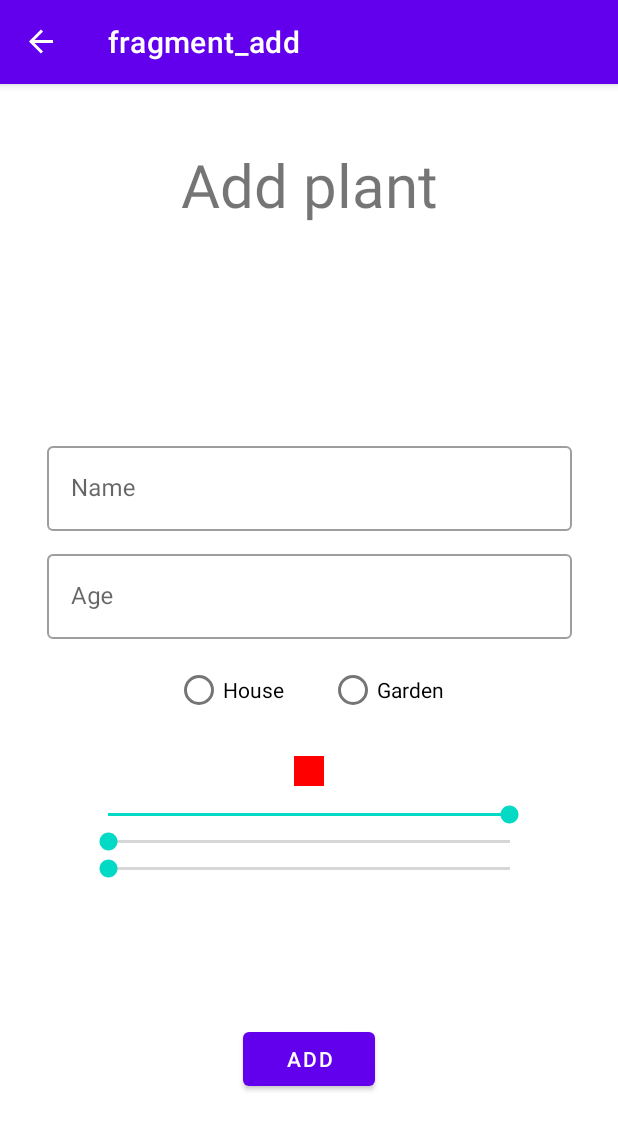
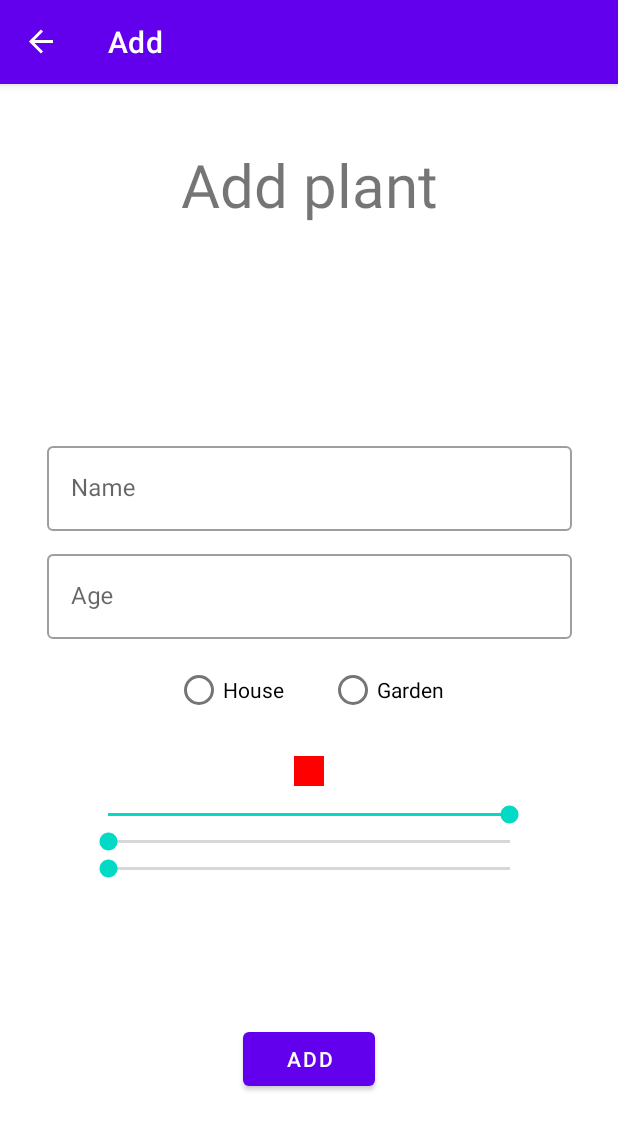
Before and after one commit to Boguslawa-Tlolka/Android_uni_lab, an Android app: the screen it shows after launch (MainActivity), after a tap on an icon or button, on a phone screen of 412 x 824 dp. Shown: the top 1130 px of the screen. Run offline under Robolectric (Android 15) with nearby library versions, the phone set to English and light mode, and no system bars; our stand-ins replace Room's generated code, navigation-ui.

Commit message:
Change labels

```diff
--- a/android_lab/ex_06_room_database_crud/app/src/main/res/navigation/nav_graph.xml
+++ b/android_lab/ex_06_room_database_crud/app/src/main/res/navigation/nav_graph.xml
@@ -8,7 +8,7 @@
     <fragment
         android:id="@+id/listFragment"
         android:name="com.lab.android.database.ListFragment"
-        android:label="fragment_list"
+        android:label="List"
         tools:layout="@layout/fragment_list" >
         <action
             android:id="@+id/action_listFragment_to_addFragment"
@@ -20,7 +20,7 @@
     <fragment
         android:id="@+id/addFragment"
         android:name="com.lab.android.database.AddFragment"
-        android:label="fragment_add"
+        android:label="Add"
         tools:layout="@layout/fragment_add" >
         <action
             android:id="@+id/action_addFragment_to_listFragment"
@@ -29,7 +29,7 @@
     <fragment
         android:id="@+id/updateFragment"
         android:name="com.lab.android.database.UpdateFragment"
-        android:label="UpdateFragment" >
+        android:label="Update" >
         <action
             android:id="@+id/action_updateFragment_to_listFragment"
             app:destination="@id/listFragment" />
```
